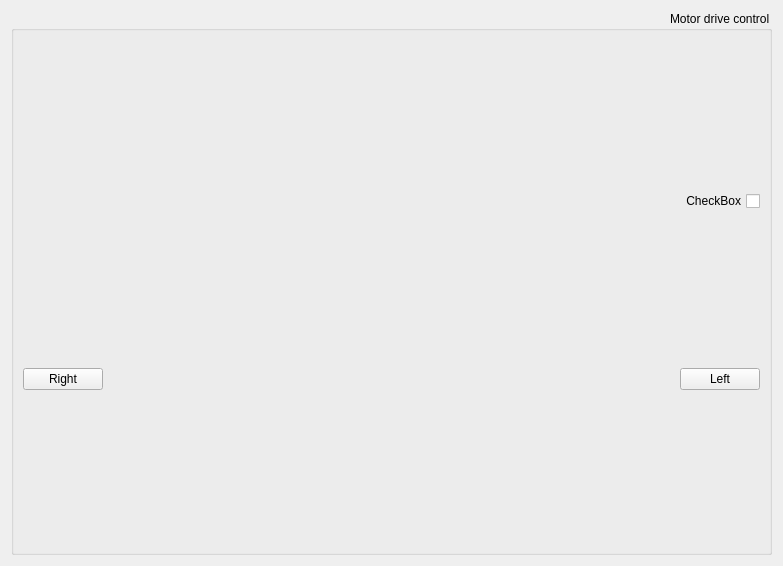
Qt form motorcontrol.ui (CMIDnavigation/Test) before a commit.
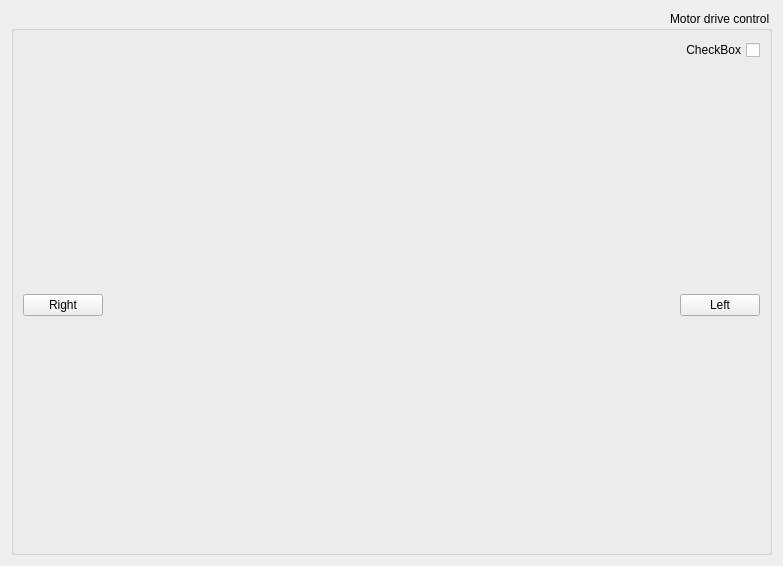
The same form after that commit.

```diff
--- a/motorcontrol.ui
+++ b/motorcontrol.ui
@@ -30,6 +30,19 @@
         </property>
        </widget>
       </item>
+      <item>
+       <spacer name="verticalSpacer">
+        <property name="orientation">
+         <enum>Qt::Vertical</enum>
+        </property>
+        <property name="sizeHint" stdset="0">
+         <size>
+          <width>20</width>
+          <height>40</height>
+         </size>
+        </property>
+       </spacer>
+      </item>
       <item>
        <layout class="QHBoxLayout" name="horizontalLayout_2">
         <item>
@@ -61,6 +74,19 @@
         </item>
        </layout>
       </item>
+      <item>
+       <spacer name="verticalSpacer_2">
+        <property name="orientation">
+         <enum>Qt::Vertical</enum>
+        </property>
+        <property name="sizeHint" stdset="0">
+         <size>
+          <width>20</width>
+          <height>40</height>
+         </size>
+        </property>
+       </spacer>
+      </item>
      </layout>
     </widget>
    </item>
```
